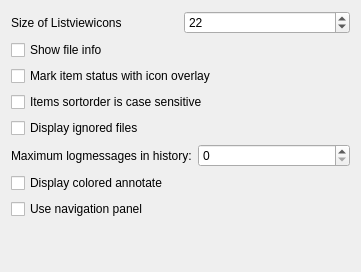
First picture: the form in src/settings/display_settings.ui, repository centic9/kdesvn-ppa, before the edit.
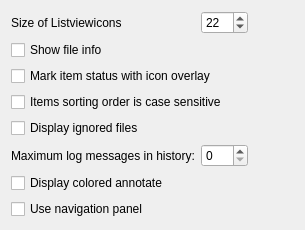
Second picture: the form after the edit. Custom widgets are drawn as their Qt base class.

```diff
--- a/src/settings/display_settings.ui
+++ b/src/settings/display_settings.ui
@@ -2,20 +2,12 @@
 <ui version="4.0">
  <class>DisplaySettings</class>
  <widget class="QWidget" name="DisplaySettings">
-  <property name="geometry">
-   <rect>
-    <x>0</x>
-    <y>0</y>
-    <width>361</width>
-    <height>272</height>
-   </rect>
-  </property>
   <property name="windowTitle">
    <string>Settings</string>
   </property>
-  <layout class="QVBoxLayout" name="verticalLayout">
-   <item>
-    <layout class="QGridLayout">
+  <layout class="QGridLayout" name="gridLayout_2">
+   <item row="0" column="0">
+    <layout class="QGridLayout" name="gridLayout">
      <item row="0" column="0">
       <widget class="QLabel" name="m_ListIconsSize_label">
        <property name="text">
@@ -45,19 +37,7 @@
        </property>
       </widget>
      </item>
-    </layout>
-   </item>
-   <item>
-    <widget class="QCheckBox" name="kcfg_display_file_tips">
-     <property name="whatsThis">
-      <string>Here you can control if, when moving the mouse over a file, you want to see a small popup window with additional information about that file</string>
-     </property>
-     <property name="text">
-      <string>Show file info</string>
-     </property>
-    </widget>
-   </item>
-   <item>
+     <item row="2" column="0" colspan="2">
     <widget class="QCheckBox" name="kcfg_display_overlays">
      <property name="toolTip">
       <string>Mark subversion states with an overlayed icon</string>
@@ -73,36 +53,24 @@
      </property>
     </widget>
    </item>
-   <item>
+     <item row="3" column="0" colspan="2">
     <widget class="QCheckBox" name="kcfg_case_sensitive_sort">
      <property name="text">
-      <string>Items sortorder is case sensitive</string>
+        <string>Items sorting order is case sensitive</string>
      </property>
     </widget>
    </item>
-   <item>
-    <widget class="QCheckBox" name="kcfg_display_ignored_files">
-     <property name="text">
-      <string>Display ignored files</string>
-     </property>
-     <property name="shortcut">
-      <string/>
-     </property>
-    </widget>
-   </item>
-   <item>
-    <layout class="QGridLayout">
-     <item row="0" column="0">
+     <item row="5" column="0">
       <widget class="QLabel" name="m_MaxLogLabel">
        <property name="text">
-        <string>Maximum logmessages in history:</string>
+        <string>Maximum log messages in history:</string>
        </property>
        <property name="wordWrap">
         <bool>false</bool>
        </property>
       </widget>
      </item>
-     <item row="0" column="1">
+     <item row="5" column="1">
       <widget class="KIntSpinBox" name="kcfg_max_log_messages">
        <property name="maxValue" stdset="0">
         <number>150</number>
@@ -112,23 +80,56 @@
        </property>
       </widget>
      </item>
-    </layout>
-   </item>
-   <item>
+     <item row="4" column="0" colspan="2">
+      <widget class="QCheckBox" name="kcfg_display_ignored_files">
+       <property name="text">
+        <string>Display ignored files</string>
+       </property>
+       <property name="shortcut">
+        <string/>
+       </property>
+      </widget>
+     </item>
+     <item row="1" column="0" colspan="2">
+      <widget class="QCheckBox" name="kcfg_display_file_tips">
+       <property name="whatsThis">
+        <string>Here you can control if, when moving the mouse over a file, you want to see a small popup window with additional information about that file</string>
+       </property>
+       <property name="text">
+        <string>Show file info</string>
+       </property>
+      </widget>
+     </item>
+     <item row="6" column="0" colspan="2">
     <widget class="QCheckBox" name="kcfg_colored_blame">
      <property name="text">
       <string>Display colored annotate</string>
      </property>
     </widget>
    </item>
-   <item>
+     <item row="7" column="0" colspan="2">
     <widget class="QCheckBox" name="kcfg_show_navigation_panel">
      <property name="text">
       <string>Use navigation panel</string>
      </property>
     </widget>
    </item>
-   <item>
+    </layout>
+   </item>
+   <item row="0" column="1">
+    <spacer name="horizontalSpacer">
+     <property name="orientation">
+      <enum>Qt::Horizontal</enum>
+     </property>
+     <property name="sizeHint" stdset="0">
+      <size>
+       <width>40</width>
+       <height>20</height>
+      </size>
+     </property>
+    </spacer>
+   </item>
+   <item row="1" column="0" colspan="2">
     <spacer>
      <property name="orientation">
       <enum>Qt::Vertical</enum>
@@ -139,7 +140,7 @@
      <property name="sizeHint" stdset="0">
       <size>
        <width>20</width>
-       <height>16</height>
+       <height>0</height>
       </size>
      </property>
     </spacer>
```
Left out of the diff: 14 changed lines with no effect on the pictures. Lines whose indentation alone changed are shown as unchanged.
